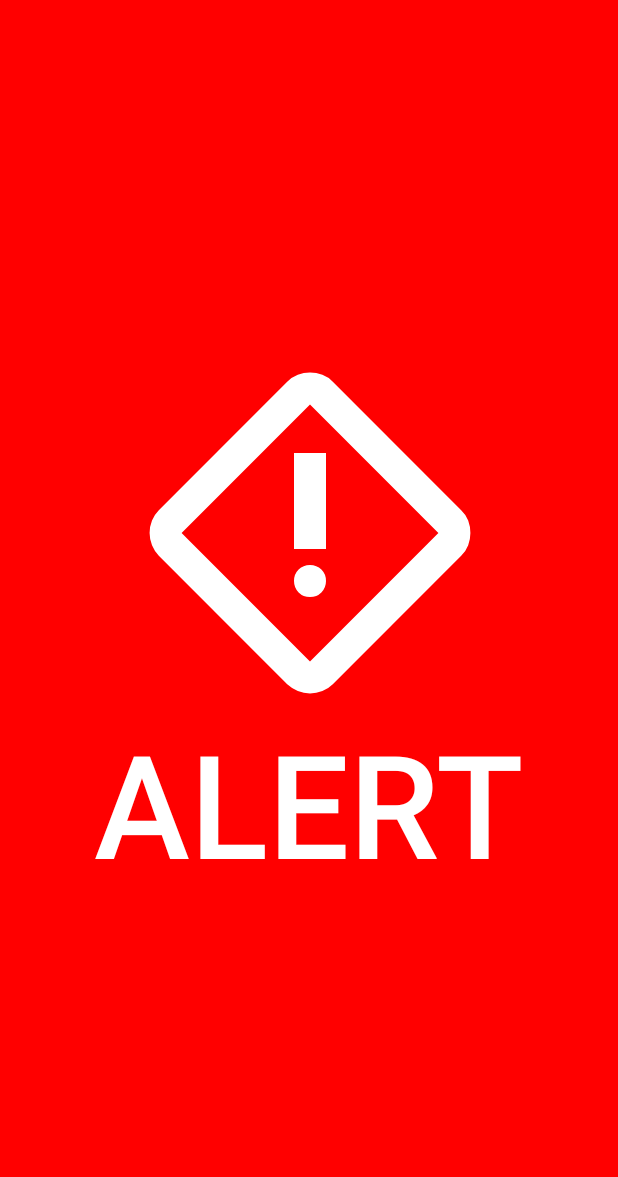
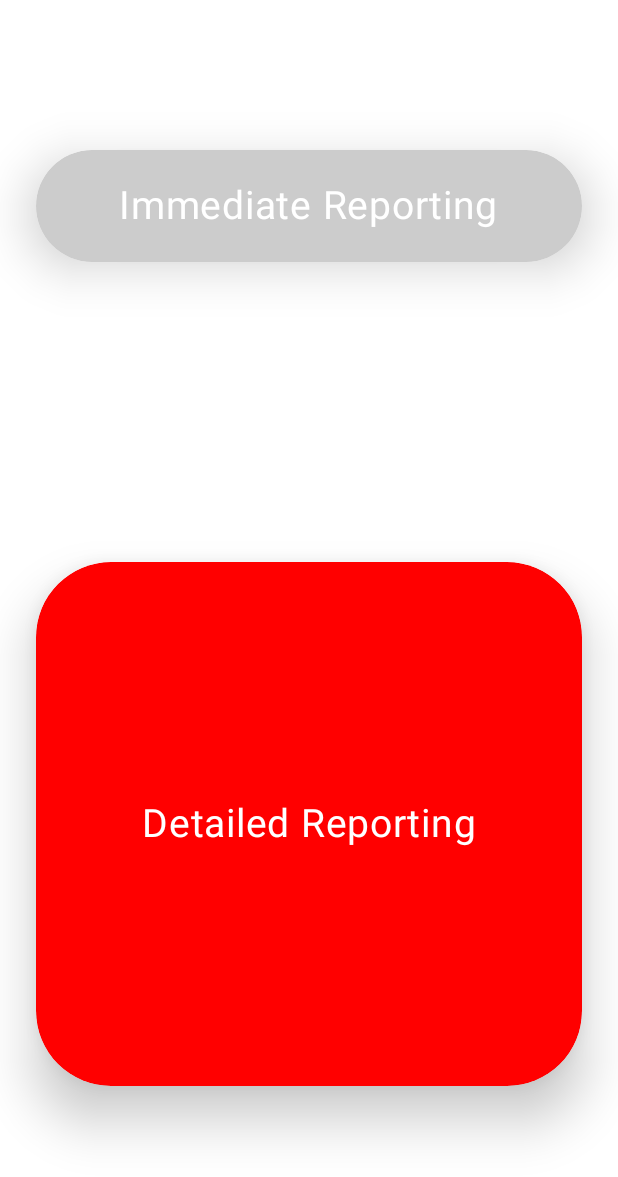
Before and after one commit to Knucklesfan/EmergenSee, an Android app built with Jetpack Compose: the screen it shows after launch (MainActivity), on a phone screen of 412 x 824 dp. Shown: the top 1177 px of the screen. Run offline under Robolectric (Android 15) with nearby library versions, the phone set to English and light mode, and no system bars.

Commit message:
Added and Stylized what will eventually be the instant and detailed reporting buttons

```diff
--- a/app/src/main/java/com/knuxstuff/rescueradar/Emergency.kt
+++ b/app/src/main/java/com/knuxstuff/rescueradar/Emergency.kt
@@ -1,58 +1,88 @@
 package com.knuxstuff.rescueradar
 
-import android.app.Activity
-import android.graphics.drawable.Icon
-import android.view.WindowManager
+import androidx.compose.animation.animateColorAsState
+import androidx.compose.animation.core.FastOutSlowInEasing
+import androidx.compose.animation.core.tween
 import androidx.compose.foundation.background
+import androidx.compose.foundation.clickable
+import androidx.compose.foundation.interaction.MutableInteractionSource
 import androidx.compose.foundation.layout.Box
 import androidx.compose.foundation.layout.Column
+import androidx.compose.foundation.layout.fillMaxHeight
 import androidx.compose.foundation.layout.fillMaxSize
+import androidx.compose.foundation.layout.fillMaxWidth
 import androidx.compose.foundation.layout.padding
-import androidx.compose.foundation.layout.size
-import androidx.compose.material3.Button
-import androidx.compose.material3.ButtonDefaults
-import androidx.compose.material3.Icon
+import androidx.compose.foundation.shape.RoundedCornerShape
 import androidx.compose.material3.Text
 import androidx.compose.runtime.Composable
-import androidx.compose.runtime.DisposableEffect
+import androidx.compose.runtime.getValue
+import androidx.compose.runtime.mutableStateOf
+import androidx.compose.runtime.remember
+import androidx.compose.runtime.setValue
 import androidx.compose.ui.Alignment
 import androidx.compose.ui.Modifier
+import androidx.compose.ui.draw.clip
+import androidx.compose.ui.draw.shadow
 import androidx.compose.ui.graphics.Color
-import androidx.compose.ui.graphics.RectangleShape
-import androidx.compose.ui.graphics.vector.ImageVector
-import androidx.compose.ui.platform.LocalContext
-import androidx.compose.ui.platform.LocalView
 import androidx.compose.ui.res.stringResource
-import androidx.compose.ui.res.vectorResource
 import androidx.compose.ui.unit.dp
 import androidx.compose.ui.unit.sp
-import org.intellij.lang.annotations.JdkConstants.HorizontalAlignment
 
 @Composable
 fun EmergencyScreen() {
+    var backgroundColor by remember { mutableStateOf(Color.White) } // Default background
+    val animatedColor by animateColorAsState(
+        targetValue = backgroundColor,
+        animationSpec = tween(durationMillis = 1000, easing = FastOutSlowInEasing), // Adjust color change speed
+        label = "Background Color")
+    val interactionSource = remember { MutableInteractionSource() }
+
+
 
 //    val activity = LocalView.current.context as? Activity
-    Box(modifier = Modifier.background(Color.Red).fillMaxSize()) {
-        Button(
-            colors = ButtonDefaults.buttonColors(Color.Red),
-            modifier = Modifier.fillMaxSize(),
-            onClick = {print("hello world")},
-            shape = RectangleShape
+    Box(modifier = Modifier
+        .background(animatedColor).fillMaxSize()
+        .clickable (
+            interactionSource = interactionSource,
+            indication = null // Hides the button clicking indicator from clicking the background
+        ) { backgroundColor = Color.White }
+    ) {
+            Column(
+                modifier = Modifier
+                    .fillMaxWidth() // Ensures the column spans the full width
+                    .fillMaxHeight() // and height
+                    .padding(horizontal = 24.dp), // Adds padding on both sides
+                horizontalAlignment = Alignment.CenterHorizontally
+            ) {
+                // Top (Gray) Clickable Area
+                Box(
+                    modifier = Modifier
+                        .weight(1f)
+                        .fillMaxWidth()
+                        .padding(vertical = 100.dp)
+                        .shadow(20.dp, RoundedCornerShape(50.dp)) // Cool shadow effect (It's just drop shadow)
+                        .clip(RoundedCornerShape(50.dp)) // Round those corners
+                        .background(Color.LightGray) // Placeholder colors
+                        .clickable { backgroundColor = Color.LightGray }, //Will pull up some sort of screen for more detailed reporting
+                contentAlignment = Alignment.Center
+                ) {
+                    Text(text = stringResource(R.string.detailed_emergency), color = Color.White, fontSize = 26.sp)
+                }
 
-        ) {
-            Column {
-                Icon(
-                    ImageVector.vectorResource(R.drawable.emergency),
-                    modifier = Modifier.size(256.dp).align(Alignment.CenterHorizontally),
-                    contentDescription = stringResource(R.string.emergency_drawer_icon)
-                )
-                Text(
-                    modifier = Modifier.align(Alignment.CenterHorizontally),
-
-                    text="ALERT",
-                    fontSize = 96.sp
-                )
+                // Bottom (Red) Clickable Area
+                Box(
+                    modifier = Modifier
+                        .weight(2f)
+                        .fillMaxWidth()
+                        .padding(vertical = 100.dp)
+                        .shadow(20.dp, RoundedCornerShape(50.dp)) // Cool shadow effect (It's just drop shadow)
+                        .clip(RoundedCornerShape(50.dp)) // Round those corners
+                        .background(Color.Red) // Placeholder colors
+                        .clickable { backgroundColor = Color.Red }, // Will eventually give the user more feedback than just a color change
+                    contentAlignment = Alignment.Center
+                ) {
+                    Text(text = stringResource(R.string.instant_emergency), color = Color.White, fontSize = 26.sp)
+                }
             }
-        }
     }
 }
--- a/app/src/main/java/com/knuxstuff/rescueradar/Navigation.kt
+++ b/app/src/main/java/com/knuxstuff/rescueradar/Navigation.kt
@@ -29,6 +29,7 @@ sealed class Screen(val route: String) { //list of all possible screens, and the
 
 } //I LOVE KOTLIN SOOOO MUCH /s
 //Why isn't this an enum? What is the obsession with adding unnecessary complexity? I DONT KNOW.
+//this guy...
 
 @Composable
 fun NavStack(navController: NavHostController) {
--- a/app/src/main/res/values/strings.xml
+++ b/app/src/main/res/values/strings.xml
@@ -10,5 +10,7 @@
     <string name="settings_drawer"><![CDATA[Account & Settings]]></string>
     <string name="report_drawer_icon">Report Icon</string>
     <string name="copyright">Copyright © 2025 RescueRadar</string>
+    <string name="instant_emergency">Detailed Reporting</string>
+    <string name="detailed_emergency">Immediate Reporting</string>
     <string name="gnucopypasta" translatable="false"><![CDATA["This program is free software: you can redistribute it and/or modify it under the terms of the GNU General Public License as published by the Free Software Foundation, either version 3 of the License, or (at your option) any later version. This program is distributed in the hope that it will be useful, but WITHOUT ANY WARRANTY; without even the implied warranty of MERCHANTABILITY or FITNESS FOR A PARTICULAR PURPOSE. See the GNU General Public License for more details. You should have received a copy of the GNU General Public License along with this program.  If not, see <https://www.gnu.org/licenses/>."]]></string>
 </resources>
```
Also changed, not shown: 1 other file.
